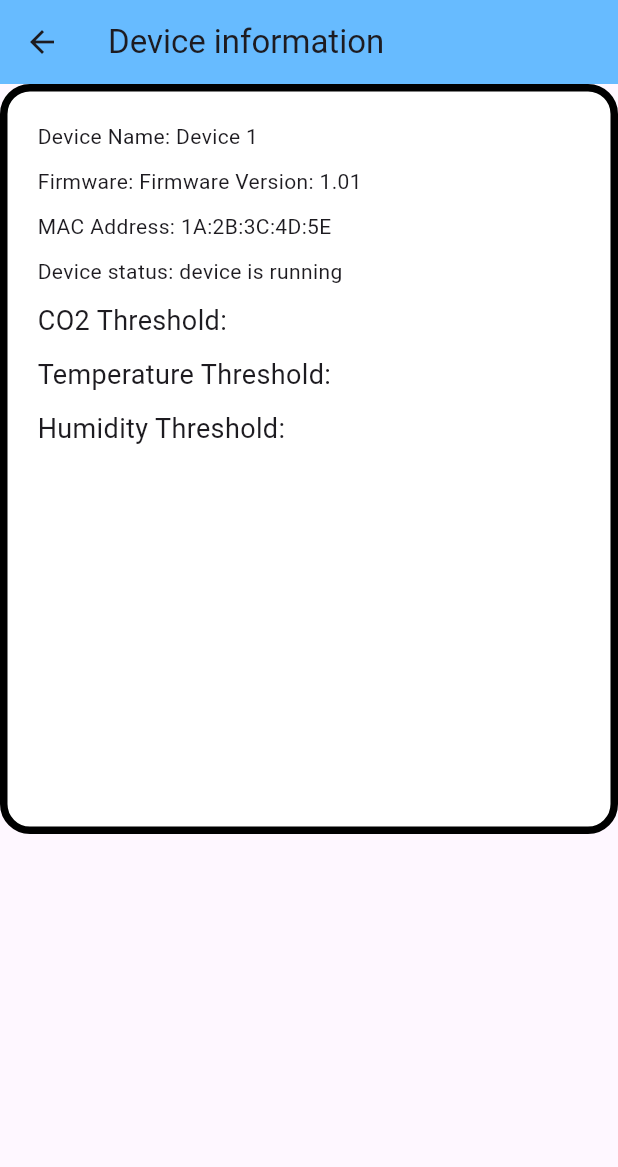
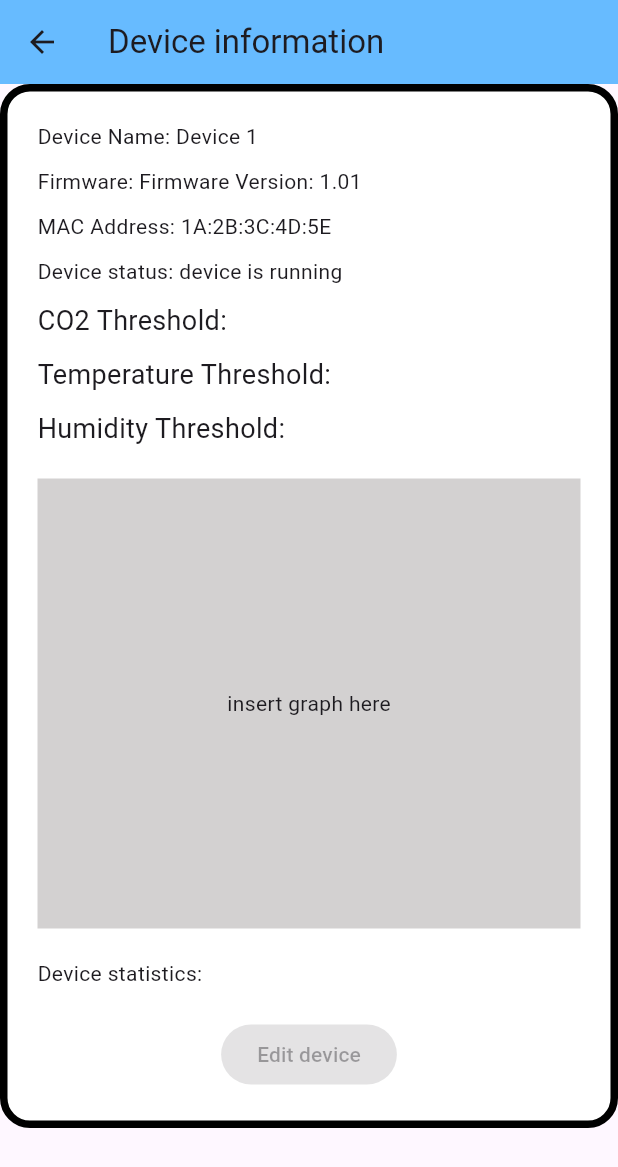
Before and after one commit to JakubH98/ahremadminpanel, a Flutter app: the screen it shows after launch, after a tap on the "info" icon, on a phone screen of 412 x 824 dp. Shown: the top 1167 px of the screen. Run offline on Flutter 3.47's test engine with Material 3 defaults, Android fonts, the light colour scheme and no system bars.

Commit message:
Made device information scrollable

```diff
--- a/lib/DeviceInfoWindow.dart
+++ b/lib/DeviceInfoWindow.dart
@@ -19,36 +19,58 @@ class DeviceInfoWindow extends StatelessWidget {
     return Scaffold(
       appBar: AppBar(
         title: const Text('Device information'),
-        backgroundColor: Color.fromARGB(255, 103, 187, 255),
+        backgroundColor: const Color.fromARGB(255, 103, 187, 255),
       ),
+
       body: Align(
         alignment: Alignment.topCenter,
         child: Container(
-          width: 600,
-          height: 500,
+          width: 700,
           padding: const EdgeInsets.all(20),
           decoration: BoxDecoration(
             borderRadius: BorderRadius.circular(20),
             color: Colors.white,
             border: Border.all(width: 5, color: Colors.black),
           ),
+          child: SingleChildScrollView(
             child: Column(
               crossAxisAlignment: CrossAxisAlignment.start,
               children: [
                 Text('Device Name: $deviceName'),
-              SizedBox(height: 10),
+                const SizedBox(height: 10),
                 Text('Firmware: $firmware'),
-              SizedBox(height: 10),
+                const SizedBox(height: 10),
                 Text('MAC Address: $macAddress'),
-              SizedBox(height: 10),
+                const SizedBox(height: 10),
                 Text(status),
-              SizedBox(height: 10),
+                const SizedBox(height: 10),
                 Text('CO2 Threshold: ', style: TextStyle(fontSize: 18)),
-              SizedBox(height: 10),
+                const SizedBox(height: 10),
                 Text('Temperature Threshold: ', style: TextStyle(fontSize: 18)),
-              SizedBox(height: 10),
+                const SizedBox(height: 10),
                 Text('Humidity Threshold: ', style: TextStyle(fontSize: 18)),
+                const SizedBox(height: 20),
+
+                Center(
+                  child: Container(
+                    alignment: Alignment.center,
+                    height: 300,
+                    width: 500,
+                    color: const Color.fromARGB(255, 211, 209, 209),
+                    child: const Text('insert graph here'),
+                  ),
+                ),
+
+                const SizedBox(height: 20),
+                Text('Device statistics: '),
+                const SizedBox(height: 20),
+                Center(
+                  child: ElevatedButton(
+                    onPressed: null,
+                    child: Text('Edit device'),)
+                  )
               ],
+            ),
           ),
         ),
       ),
```
Lines whose indentation alone changed are shown as unchanged.
